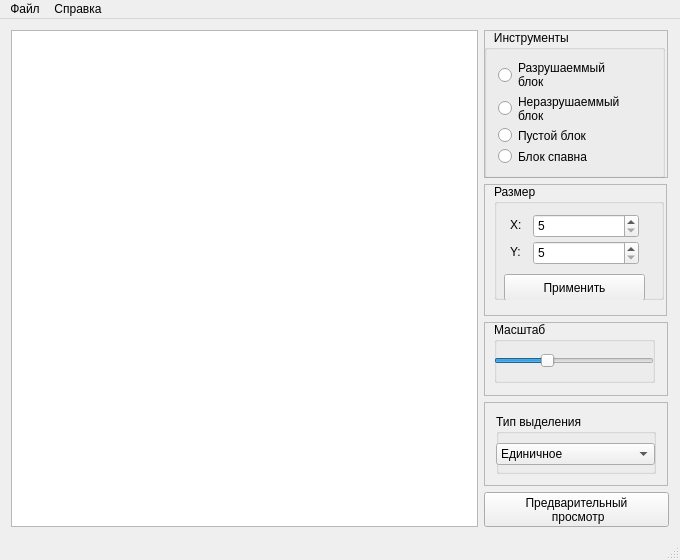
First picture: the form in MapEditor/mainwindow.ui, repository Lonsofore/TankBattles, before the edit.
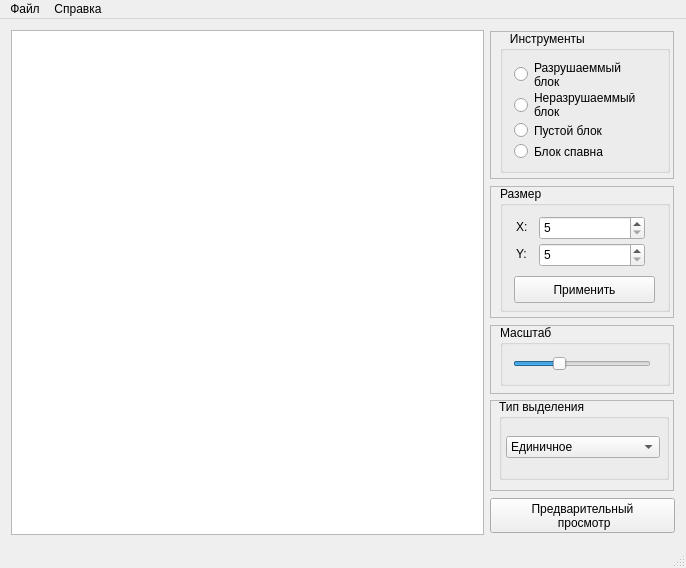
Second picture: the form after the edit.

Patch:
```diff
--- a/MapEditor/mainwindow.ui
+++ b/MapEditor/mainwindow.ui
@@ -6,8 +6,8 @@
    <rect>
     <x>0</x>
     <y>0</y>
-    <width>680</width>
-    <height>560</height>
+    <width>686</width>
+    <height>568</height>
    </rect>
   </property>
   <property name="sizePolicy">
@@ -118,12 +118,24 @@
           <widget class="QGroupBox" name="tools_groupbox">
            <property name="geometry">
             <rect>
-             <x>0</x>
+             <x>10</x>
              <y>0</y>
-             <width>181</width>
-             <height>148</height>
+             <width>170</width>
+             <height>142</height>
             </rect>
            </property>
+           <property name="minimumSize">
+            <size>
+             <width>170</width>
+             <height>45</height>
+            </size>
+           </property>
+           <property name="maximumSize">
+            <size>
+             <width>170</width>
+             <height>200</height>
+            </size>
+           </property>
            <property name="styleSheet">
             <string notr="true">border-color: rgb(0, 0, 0);</string>
            </property>
@@ -207,13 +219,13 @@
           </property>
           <property name="minimumSize">
            <size>
-            <width>183</width>
+            <width>184</width>
             <height>132</height>
            </size>
           </property>
           <property name="maximumSize">
            <size>
-            <width>183</width>
+            <width>184</width>
             <height>132</height>
            </size>
           </property>
@@ -229,19 +241,19 @@
              <x>10</x>
              <y>0</y>
              <width>170</width>
-             <height>116</height>
+             <height>126</height>
             </rect>
            </property>
            <property name="minimumSize">
             <size>
              <width>170</width>
-             <height>116</height>
+             <height>126</height>
             </size>
            </property>
            <property name="maximumSize">
             <size>
              <width>170</width>
-             <height>116</height>
+             <height>126</height>
             </size>
            </property>
            <property name="title">
@@ -260,7 +272,7 @@
              <number>5</number>
             </property>
             <property name="maximum">
-             <number>1000</number>
+             <number>600</number>
             </property>
            </widget>
            <widget class="QLabel" name="X_label">
@@ -289,7 +301,7 @@
              <number>5</number>
             </property>
             <property name="maximum">
-             <number>1000</number>
+             <number>600</number>
             </property>
            </widget>
            <widget class="QLabel" name="Y_label">
@@ -308,7 +320,7 @@
            <widget class="QPushButton" name="apply_button">
             <property name="geometry">
              <rect>
-              <x>10</x>
+              <x>14</x>
               <y>90</y>
               <width>141</width>
               <height>27</height>
@@ -330,13 +342,13 @@
           <property name="minimumSize">
            <size>
             <width>0</width>
-            <height>59</height>
+            <height>65</height>
            </size>
           </property>
           <property name="maximumSize">
            <size>
             <width>184</width>
-            <height>80</height>
+            <height>69</height>
            </size>
           </property>
           <property name="frameShape">
@@ -350,22 +362,40 @@
             <rect>
              <x>10</x>
              <y>0</y>
-             <width>161</width>
+             <width>170</width>
              <height>61</height>
             </rect>
            </property>
+           <property name="minimumSize">
+            <size>
+             <width>170</width>
+             <height>0</height>
+            </size>
+           </property>
            <property name="title">
             <string>Масштаб</string>
            </property>
            <widget class="QSlider" name="scale_slide">
             <property name="geometry">
              <rect>
-              <x>0</x>
+              <x>13</x>
               <y>30</y>
-              <width>160</width>
+              <width>138</width>
               <height>18</height>
              </rect>
             </property>
+            <property name="minimumSize">
+             <size>
+              <width>138</width>
+              <height>0</height>
+             </size>
+            </property>
+            <property name="maximumSize">
+             <size>
+              <width>136</width>
+              <height>16777215</height>
+             </size>
+            </property>
             <property name="minimum">
              <number>10</number>
             </property>
@@ -402,36 +432,48 @@
           <property name="frameShadow">
            <enum>QFrame::Raised</enum>
           </property>
-          <layout class="QVBoxLayout" name="verticalLayout_3">
-           <item>
             <widget class="QGroupBox" name="selection_groupBox">
+           <property name="geometry">
+            <rect>
+             <x>9</x>
+             <y>-1</y>
+             <width>170</width>
+             <height>81</height>
+            </rect>
+           </property>
              <property name="minimumSize">
               <size>
-               <width>0</width>
+             <width>170</width>
                <height>0</height>
               </size>
              </property>
+           <property name="maximumSize">
+            <size>
+             <width>170</width>
+             <height>16777215</height>
+            </size>
+           </property>
              <property name="title">
               <string>Тип выделения</string>
              </property>
              <widget class="QComboBox" name="selection_comboBox">
               <property name="geometry">
                <rect>
-                <x>0</x>
-                <y>29</y>
-                <width>159</width>
+              <x>7</x>
+              <y>37</y>
+              <width>154</width>
                 <height>22</height>
                </rect>
               </property>
               <property name="minimumSize">
                <size>
-                <width>159</width>
+              <width>154</width>
                 <height>0</height>
                </size>
               </property>
               <property name="maximumSize">
                <size>
-                <width>159</width>
+              <width>154</width>
                 <height>16777215</height>
                </size>
               </property>
@@ -452,8 +494,6 @@
               </item>
              </widget>
             </widget>
-           </item>
-          </layout>
          </widget>
         </item>
        </layout>
@@ -481,8 +521,8 @@
     <rect>
      <x>0</x>
      <y>0</y>
-     <width>680</width>
-     <height>20</height>
+     <width>686</width>
+     <height>19</height>
     </rect>
    </property>
    <widget class="QMenu" name="file">
```
Lines whose indentation alone changed are shown as unchanged.
